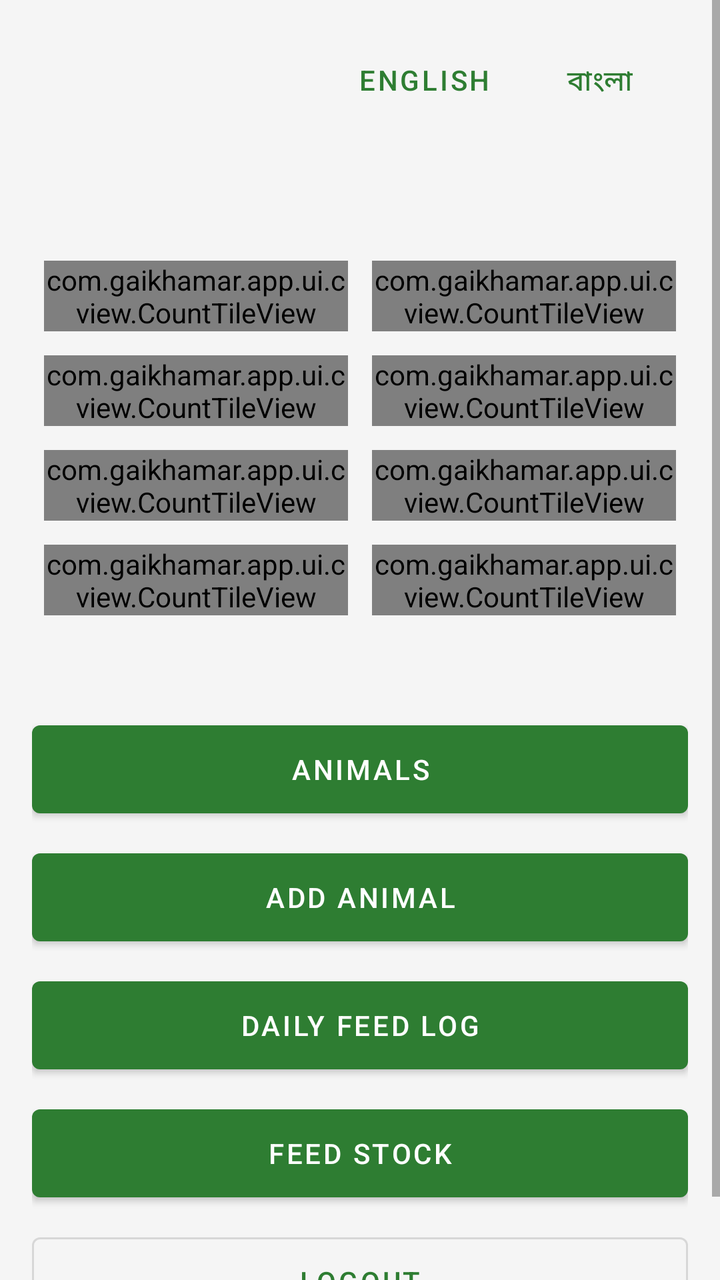
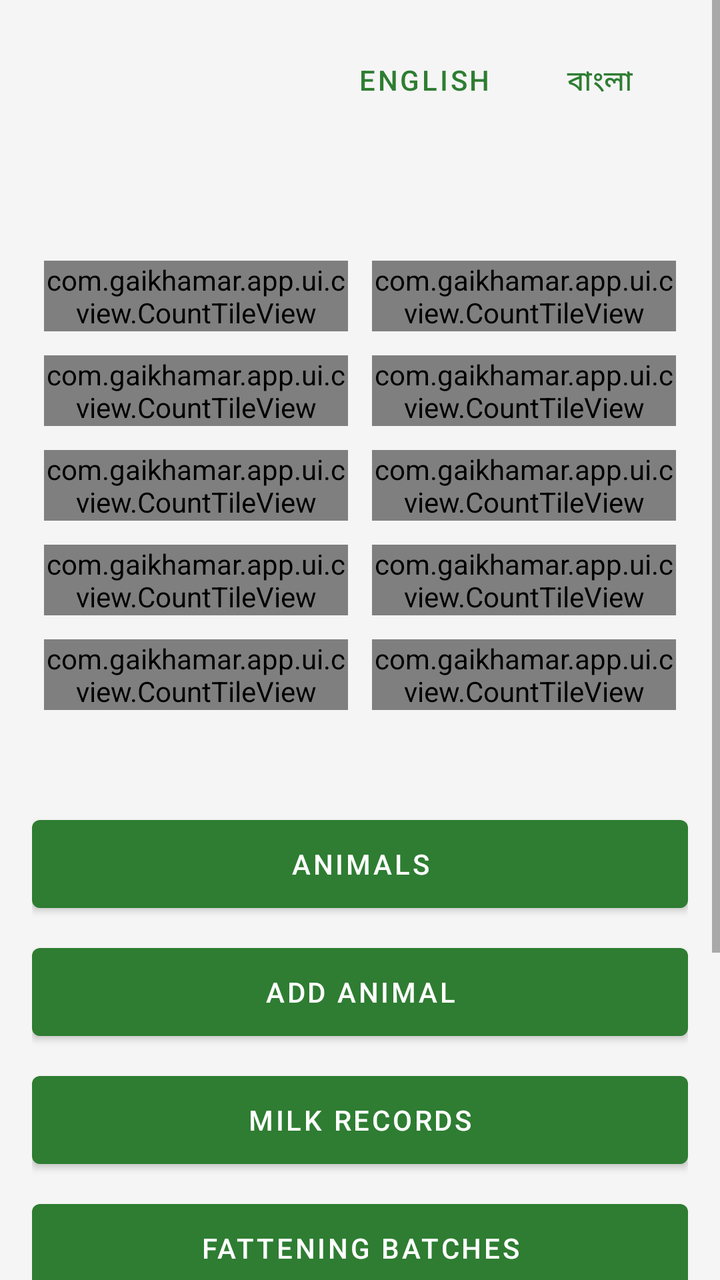

The first picture is an Android layout as it rendered before a commit; the second is the same layout after the commit. The layout source and the unified diff follow.
<!-- AndroidManifest.xml: application theme Theme.GaiKhamar -->
<!-- res/layout/activity_main.xml -->
<?xml version="1.0" encoding="utf-8"?>
<ScrollView xmlns:android="http://schemas.android.com/apk/res/android"
    xmlns:app="http://schemas.android.com/apk/res-auto"
    android:layout_width="match_parent"
    android:layout_height="match_parent"
    android:background="@color/grey_100">

    <LinearLayout
        android:layout_width="match_parent"
        android:layout_height="wrap_content"
        android:orientation="vertical"
        android:padding="16dp">

        <LinearLayout
            android:layout_width="match_parent"
            android:layout_height="wrap_content"
            android:gravity="end"
            android:orientation="horizontal">

            <com.google.android.material.button.MaterialButton
                android:id="@+id/btnEnglish"
                style="@style/Widget.MaterialComponents.Button.TextButton"
                android:layout_width="wrap_content"
                android:layout_height="wrap_content"
                android:text="@string/lang_english" />

            <com.google.android.material.button.MaterialButton
                android:id="@+id/btnBangla"
                style="@style/Widget.MaterialComponents.Button.TextButton"
                android:layout_width="wrap_content"
                android:layout_height="wrap_content"
                android:text="@string/lang_bangla" />
        </LinearLayout>

        <TextView
            android:id="@+id/tvWelcome"
            android:layout_width="wrap_content"
            android:layout_height="wrap_content"
            android:textColor="@color/green_900"
            android:textSize="22sp"
            android:textStyle="bold" />

        <TextView
            android:id="@+id/tvFarm"
            android:layout_width="wrap_content"
            android:layout_height="wrap_content"
            android:layout_marginBottom="12dp" />

        <TextView
            android:id="@+id/tvLowStockWarning"
            android:layout_width="match_parent"
            android:layout_height="wrap_content"
            android:layout_marginBottom="8dp"
            android:background="@color/red_100"
            android:padding="12dp"
            android:textColor="@color/red_600"
            android:textStyle="bold"
            android:visibility="gone" />

        <GridLayout
            android:layout_width="match_parent"
            android:layout_height="wrap_content"
            android:columnCount="2">

            <com.gaikhamar.app.ui.cview.CountTileView
                android:id="@+id/tileTotal"
                android:layout_width="0dp"
                android:layout_height="wrap_content"
                android:layout_columnWeight="1"
                android:layout_margin="6dp"
                app:tileLabel="@string/total" />

            <com.gaikhamar.app.ui.cview.CountTileView
                android:id="@+id/tileBeef"
                android:layout_width="0dp"
                android:layout_height="wrap_content"
                android:layout_columnWeight="1"
                android:layout_margin="6dp"
                app:tileLabel="@string/beef" />

            <com.gaikhamar.app.ui.cview.CountTileView
                android:id="@+id/tileDairy"
                android:layout_width="0dp"
                android:layout_height="wrap_content"
                android:layout_columnWeight="1"
                android:layout_margin="6dp"
                app:tileLabel="@string/dairy" />

            <com.gaikhamar.app.ui.cview.CountTileView
                android:id="@+id/tileCalf"
                android:layout_width="0dp"
                android:layout_height="wrap_content"
                android:layout_columnWeight="1"
                android:layout_margin="6dp"
                app:tileLabel="@string/calves" />

            <com.gaikhamar.app.ui.cview.CountTileView
                android:id="@+id/tilePregnant"
                android:layout_width="0dp"
                android:layout_height="wrap_content"
                android:layout_columnWeight="1"
                android:layout_margin="6dp"
                app:tileLabel="@string/pregnant" />

            <com.gaikhamar.app.ui.cview.CountTileView
                android:id="@+id/tileSick"
                android:layout_width="0dp"
                android:layout_height="wrap_content"
                android:layout_columnWeight="1"
                android:layout_margin="6dp"
                app:tileLabel="@string/sick" />

            <com.gaikhamar.app.ui.cview.CountTileView
                android:id="@+id/tileFeedToday"
                android:layout_width="0dp"
                android:layout_height="wrap_content"
                android:layout_columnWeight="1"
                android:layout_margin="6dp"
                app:tileLabel="@string/feed_today" />

            <com.gaikhamar.app.ui.cview.CountTileView
                android:id="@+id/tileLowStock"
                android:layout_width="0dp"
                android:layout_height="wrap_content"
                android:layout_columnWeight="1"
                android:layout_margin="6dp"
                app:tileLabel="@string/low_stock" />
        </GridLayout>

        <TextView
            android:id="@+id/tvCostPerAnimal"
            android:layout_width="match_parent"
            android:layout_height="wrap_content"
            android:layout_marginStart="6dp"
            android:layout_marginTop="8dp"
            android:textColor="@color/green_900"
            android:textStyle="bold" />

        <com.google.android.material.button.MaterialButton
            android:id="@+id/btnAnimals"
            android:layout_width="match_parent"
            android:layout_height="56dp"
            android:layout_marginTop="16dp"
            android:text="@string/animals" />

        <com.google.android.material.button.MaterialButton
            android:id="@+id/btnAddAnimal"
            android:layout_width="match_parent"
            android:layout_height="56dp"
            android:layout_marginTop="8dp"
            android:text="@string/add_animal" />

        <com.google.android.material.button.MaterialButton
            android:id="@+id/btnFeedLog"
            android:layout_width="match_parent"
            android:layout_height="56dp"
            android:layout_marginTop="8dp"
            android:text="@string/feed_log" />

        <com.google.android.material.button.MaterialButton
            android:id="@+id/btnFeedStock"
            android:layout_width="match_parent"
            android:layout_height="56dp"
            android:layout_marginTop="8dp"
            android:text="@string/feed_stock" />

        <com.google.android.material.button.MaterialButton
            android:id="@+id/btnLogout"
            style="@style/Widget.MaterialComponents.Button.OutlinedButton"
            android:layout_width="match_parent"
            android:layout_height="56dp"
            android:layout_marginTop="8dp"
            android:text="@string/logout" />
    </LinearLayout>
</ScrollView>
<!-- resources referenced by this layout -->
<resources>
  <color name="green_900">#1B5E20</color>
  <color name="grey_100">#F5F5F5</color>
  <color name="red_100">#FFEBEE</color>
  <color name="red_600">#E53935</color>
  <string name="add_animal">Add animal</string>
  <string name="animals">Animals</string>
  <string name="beef">Beef</string>
  <string name="calves">Calves</string>
  <string name="dairy">Dairy</string>
  <string name="feed_log">Daily feed log</string>
  <string name="feed_stock">Feed stock</string>
  <string name="feed_today">Feed today (kg)</string>
  <string name="lang_bangla">বাংলা</string>
  <string name="lang_english">English</string>
  <string name="logout">Logout</string>
  <string name="low_stock">Low stock</string>
  <string name="pregnant">Pregnant</string>
  <string name="sick">Sick</string>
  <string name="total">Total</string>
  <style name="Theme.GaiKhamar" parent="Theme.MaterialComponents.Light.NoActionBar">
          <item name="colorPrimary">@color/green_700</item>
          <item name="colorPrimaryVariant">@color/green_900</item>
          <item name="colorOnPrimary">@color/white</item>
          <item name="colorSecondary">@color/amber_700</item>
          <item name="colorOnSecondary">@color/black</item>
          <item name="android:statusBarColor">@color/green_900</item>
      </style>
  <color name="green_700">#2E7D32</color>
  <color name="white">#FFFFFFFF</color>
  <color name="amber_700">#FFA000</color>
  <color name="black">#FF000000</color>
</resources>

<!-- the commit's change to res/layout/activity_main.xml (unified diff, before → after) -->
@@ -125,6 +125,21 @@
                 android:layout_columnWeight="1"
                 android:layout_margin="6dp"
                 app:tileLabel="@string/low_stock" />
+            <com.gaikhamar.app.ui.cview.CountTileView
+                android:id="@+id/tileMilkToday"
+                android:layout_width="0dp"
+                android:layout_height="wrap_content"
+                android:layout_columnWeight="1"
+                android:layout_margin="6dp"
+                app:tileLabel="@string/milk_today" />
+
+            <com.gaikhamar.app.ui.cview.CountTileView
+                android:id="@+id/tileCalvingSoon"
+                android:layout_width="0dp"
+                android:layout_height="wrap_content"
+                android:layout_columnWeight="1"
+                android:layout_margin="6dp"
+                app:tileLabel="@string/calving_soon" />
         </GridLayout>
 
         <TextView
@@ -149,6 +164,19 @@
             android:layout_height="56dp"
             android:layout_marginTop="8dp"
             android:text="@string/add_animal" />
+        <com.google.android.material.button.MaterialButton
+            android:id="@+id/btnMilk"
+            android:layout_width="match_parent"
+            android:layout_height="56dp"
+            android:layout_marginTop="8dp"
+            android:text="@string/milk_records" />
+
+        <com.google.android.material.button.MaterialButton
+            android:id="@+id/btnBatches"
+            android:layout_width="match_parent"
+            android:layout_height="56dp"
+            android:layout_marginTop="8dp"
+            android:text="@string/batches" />
 
         <com.google.android.material.button.MaterialButton
             android:id="@+id/btnFeedLog"
<!-- resource entries referenced after the edit -->
@@ -6,8 +6,10 @@
   <color name="red_600">#E53935</color>
   <string name="add_animal">Add animal</string>
   <string name="animals">Animals</string>
+  <string name="batches">Fattening batches</string>
   <string name="beef">Beef</string>
   <string name="calves">Calves</string>
+  <string name="calving_soon">Calving soon</string>
   <string name="dairy">Dairy</string>
   <string name="feed_log">Daily feed log</string>
   <string name="feed_stock">Feed stock</string>
@@ -16,6 +18,8 @@
   <string name="lang_english">English</string>
   <string name="logout">Logout</string>
   <string name="low_stock">Low stock</string>
+  <string name="milk_records">Milk records</string>
+  <string name="milk_today">Milk today (L)</string>
   <string name="pregnant">Pregnant</string>
   <string name="sick">Sick</string>
   <string name="total">Total</string>
